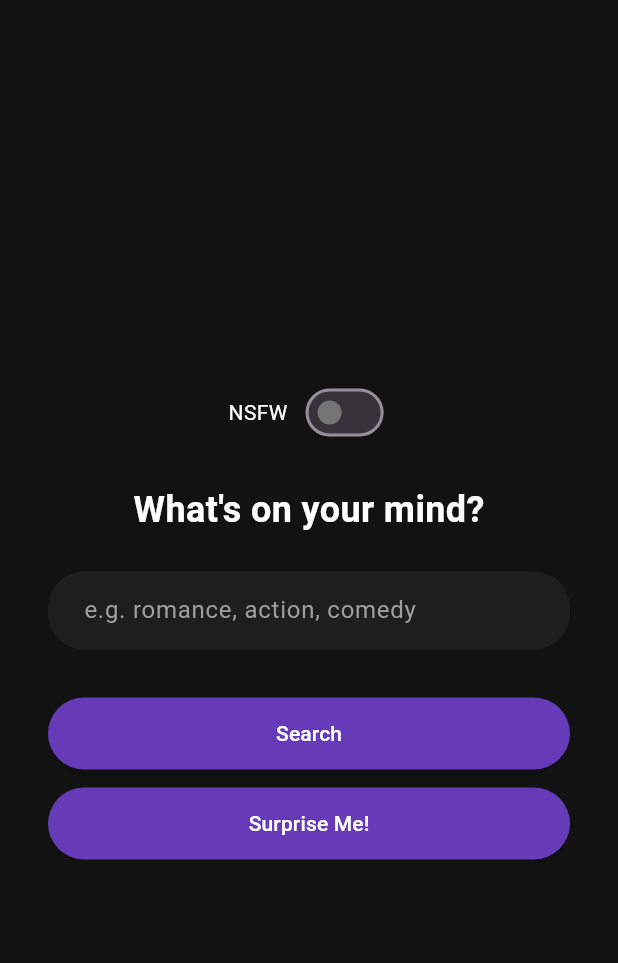
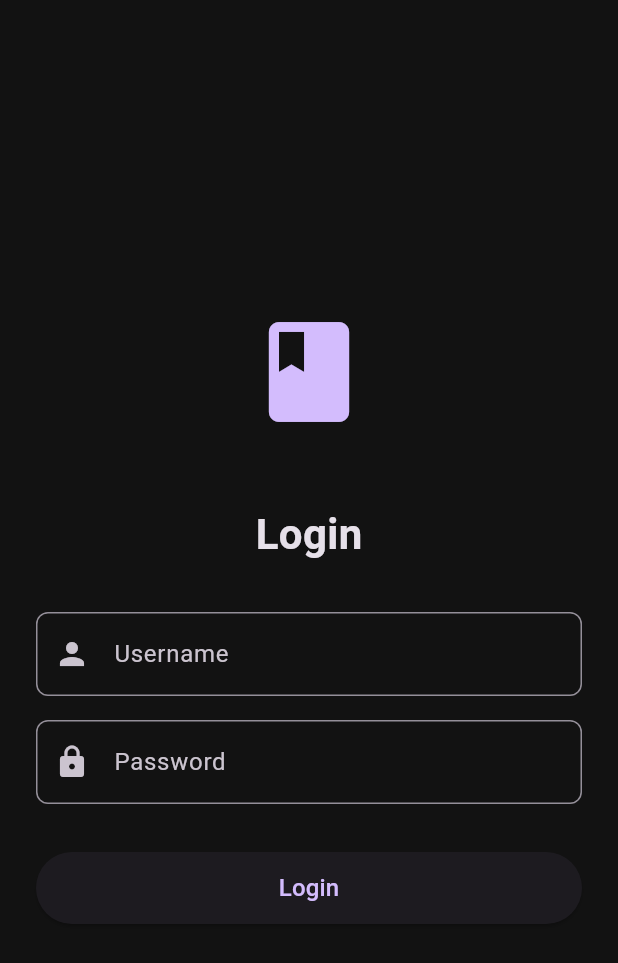
Before and after one commit to ccsangelo/manga_management_app, a Flutter app: the screen it shows after launch, on a phone screen of 412 x 824 dp. Shown: the top 963 px of the screen. Run offline on Flutter 3.47's test engine with Material 3 defaults, Android fonts, the phone set to English and light mode, and no system bars; our stand-ins replace dio, flutter_bloc, flutter_dotenv, freezed_annotation.

Commit message:
feat: Implement authentication with login page and compilation errors

```diff
--- /dev/null
+++ b/lib/bloc/auth_bloc.dart
@@ -0,0 +1,29 @@
+import 'package:flutter_bloc/flutter_bloc.dart';
+import 'package:manga_recommendation_app/bloc/auth_event.dart';
+import 'package:manga_recommendation_app/bloc/auth_state.dart';
+import 'package:manga_recommendation_app/services/auth_service.dart';
+
+class AuthBloc extends Bloc<AuthEvent, AuthState> {
+  final AuthService authService;
+
+  AuthBloc({required this.authService}) : super(AuthUnauthenticated()) {
+    on<LoginEvent>(_onLoginEvent);
+    on<LogoutEvent>(_onLogoutEvent);
+  }
+
+  Future<void> _onLoginEvent(LoginEvent event, Emitter<AuthState> emit) async {
+    emit(AuthLoading());
+    try {
+      final success = await authService.login(event.username, event.password);
+      emit(success
+          ? AuthAuthenticated()
+          : AuthError(message: 'Invalid username or password'));
+    } catch (e) {
+      emit(AuthError(message: 'An error occurred: ${e.toString()}'));
+    }
+  }
+
+  void _onLogoutEvent(LogoutEvent event, Emitter<AuthState> emit) {
+    emit(AuthUnauthenticated());
+  }
+}
--- /dev/null
+++ b/lib/bloc/auth_event.dart
@@ -0,0 +1,9 @@
+abstract class AuthEvent {}
+
+class LoginEvent extends AuthEvent {
+  final String username;
+  final String password;
+  LoginEvent({required this.username, required this.password});
+}
+
+class LogoutEvent extends AuthEvent {}
--- /dev/null
+++ b/lib/bloc/auth_state.dart
@@ -0,0 +1,12 @@
+abstract class AuthState {}
+
+class AuthLoading extends AuthState {}
+
+class AuthAuthenticated extends AuthState {}
+
+class AuthUnauthenticated extends AuthState {}
+
+class AuthError extends AuthState {
+  final String message;
+  AuthError({required this.message});
+}
--- a/lib/main.dart
+++ b/lib/main.dart
@@ -1,8 +1,12 @@
 import 'package:flutter/material.dart';
 import 'package:flutter_bloc/flutter_bloc.dart';
 import 'package:flutter_dotenv/flutter_dotenv.dart';
+import 'package:manga_recommendation_app/bloc/auth_bloc.dart';
+import 'package:manga_recommendation_app/bloc/auth_state.dart';
 import 'package:manga_recommendation_app/bloc/search_bloc.dart';
 import 'package:manga_recommendation_app/pages/home_page.dart';
+import 'package:manga_recommendation_app/pages/login_page.dart';
+import 'package:manga_recommendation_app/services/auth_service.dart';
 import 'package:manga_recommendation_app/services/manga_service.dart';
 
 void main() async {
@@ -17,7 +21,16 @@ class MyApp extends StatelessWidget {
 
   @override
   Widget build(BuildContext context) {
-    return MaterialApp(
+    return MultiBlocProvider(
+      providers: [
+        BlocProvider(
+          create: (_) => AuthBloc(authService: AuthService()),
+        ),
+        BlocProvider(
+          create: (_) => SearchBloc(mangaService: MangaService()),
+        ),
+      ],
+      child: MaterialApp(
         title: 'Manga Management App',
         darkTheme: ThemeData.dark().copyWith(
           colorScheme: ColorScheme.fromSeed(
@@ -27,9 +40,15 @@ class MyApp extends StatelessWidget {
           scaffoldBackgroundColor: const Color(0xFF121212),
         ),
         themeMode: ThemeMode.dark,
-      home: BlocProvider(
-        create: (_) => SearchBloc(mangaService: MangaService()),
-        child: const HomePage(),
+        home: BlocBuilder<AuthBloc, AuthState>(
+          builder: (context, state) {
+            if (state is AuthAuthenticated) {
+              return const HomePage();
+            } else {
+              return const LoginPage();
+            }
+          },
+        ),
       ),
     );
   }
--- a/lib/models/manga.dart
+++ b/lib/models/manga.dart
@@ -1,3 +1,4 @@
+// ignore_for_file: invalid_annotation_target
 import 'package:freezed_annotation/freezed_annotation.dart';
 
 part 'manga.freezed.dart';
--- a/lib/pages/home_page.dart
+++ b/lib/pages/home_page.dart
@@ -1,5 +1,7 @@
 import 'package:flutter/material.dart';
 import 'package:flutter_bloc/flutter_bloc.dart';
+import 'package:manga_recommendation_app/bloc/auth_bloc.dart';
+import 'package:manga_recommendation_app/bloc/auth_event.dart';
 import 'package:manga_recommendation_app/bloc/search_bloc.dart';
 import 'package:manga_recommendation_app/bloc/search_event.dart';
 import 'package:manga_recommendation_app/bloc/search_state.dart';
@@ -15,14 +17,8 @@ class HomePage extends StatefulWidget {
 }
 
 class _HomePageState extends State<HomePage> {
-  late TextEditingController textController;
+  final textController = TextEditingController();
   bool nsfwEnabled = false;
-
-  @override
-  void initState() {
-    super.initState();
-    textController = TextEditingController();
-  }
 
   @override
   void dispose() {
@@ -33,6 +29,15 @@ class _HomePageState extends State<HomePage> {
   @override
   Widget build(BuildContext context) {
     return Scaffold(
+      appBar: AppBar(
+        actions: [
+          IconButton(
+            icon: const Icon(Icons.logout),
+            tooltip: 'Logout',
+            onPressed: () => context.read<AuthBloc>().add(LogoutEvent()),
+          ),
+        ],
+      ),
       body: BlocListener<SearchBloc, SearchState>(
         listenWhen: (_, state) => state is RandomSuccess || state is RandomFailure,
         listener: (context, state) {
--- /dev/null
+++ b/lib/pages/login_page.dart
@@ -0,0 +1,154 @@
+import 'package:flutter/material.dart';
+import 'package:flutter_bloc/flutter_bloc.dart';
+import 'package:manga_recommendation_app/bloc/auth_bloc.dart';
+import 'package:manga_recommendation_app/bloc/auth_event.dart';
+import 'package:manga_recommendation_app/bloc/auth_state.dart';
+
+class LoginPage extends StatefulWidget {
+  const LoginPage({super.key});
+
+  @override
+  State<LoginPage> createState() => _LoginPageState();
+}
+
+class _LoginPageState extends State<LoginPage> {
+  final _usernameController = TextEditingController();
+  final _passwordController = TextEditingController();
+  final _formKey = GlobalKey<FormState>();
+
+  @override
+  void dispose() {
+    _usernameController.dispose();
+    _passwordController.dispose();
+    super.dispose();
+  }
+
+  void _handleLogin(BuildContext context) {
+    if (_formKey.currentState!.validate()) {
+      context.read<AuthBloc>().add(
+            LoginEvent(
+              username: _usernameController.text,
+              password: _passwordController.text,
+            ),
+          );
+    }
+  }
+
+  @override
+  Widget build(BuildContext context) {
+    return Scaffold(
+      body: Center(
+        child: SingleChildScrollView(
+          padding: const EdgeInsets.all(24.0),
+          child: ConstrainedBox(
+            constraints: const BoxConstraints(maxWidth: 400),
+            child: Form(
+              key: _formKey,
+              child: Column(
+                mainAxisAlignment: MainAxisAlignment.center,
+                children: [
+                  Icon(
+                    Icons.book,
+                    size: 80,
+                    color: Theme.of(context).colorScheme.primary,
+                  ),
+                  const SizedBox(height: 48),
+                  const Text(
+                    'Login',
+                    style: TextStyle(
+                      fontSize: 28,
+                      fontWeight: FontWeight.bold,
+                    ),
+                  ),
+                  const SizedBox(height: 32),
+                  TextFormField(
+                    controller: _usernameController,
+                    decoration: InputDecoration(
+                      labelText: 'Username',
+                      hintText: 'Enter your username',
+                      border: OutlineInputBorder(
+                        borderRadius: BorderRadius.circular(8),
+                      ),
+                      prefixIcon: const Icon(Icons.person),
+                    ),
+                    validator: (value) {
+                      if (value == null || value.isEmpty) {
+                        return 'Username is required';
+                      }
+                      return null;
+                    },
+                  ),
+                  const SizedBox(height: 16),
+                  TextFormField(
+                    controller: _passwordController,
+                    obscureText: true,
+                    decoration: InputDecoration(
+                      labelText: 'Password',
+                      hintText: 'Enter your password',
+                      border: OutlineInputBorder(
+                        borderRadius: BorderRadius.circular(8),
+                      ),
+                      prefixIcon: const Icon(Icons.lock),
+                    ),
+                    validator: (value) {
+                      if (value == null || value.isEmpty) {
+                        return 'Password is required';
+                      }
+                      return null;
+                    },
+                  ),
+                  const SizedBox(height: 32),
+                  BlocBuilder<AuthBloc, AuthState>(
+                    builder: (context, state) {
+                      return Column(
+                        children: [
+                          SizedBox(
+                            width: double.infinity,
+                            height: 48,
+                            child: ElevatedButton(
+                              onPressed: state is AuthLoading
+                                  ? null
+                                  : () => _handleLogin(context),
+                              child: state is AuthLoading
+                                  ? const SizedBox(
+                                      height: 24,
+                                      width: 24,
+                                      child: CircularProgressIndicator(
+                                        strokeWidth: 2,
+                                      ),
+                                    )
+                                  : const Text(
+                                      'Login',
+                                      style: TextStyle(fontSize: 16),
+                                    ),
+                            ),
+                          ),
+                          if (state is AuthError)
+                            Padding(
+                              padding: const EdgeInsets.only(top: 16),
+                              child: Container(
+                                padding: const EdgeInsets.all(12),
+                                decoration: BoxDecoration(
+                                  color: Colors.red.withOpacity(0.1),
+                                  border: Border.all(color: Colors.red),
+                                  borderRadius: BorderRadius.circular(4),
+                                ),
+                                child: Text(
+                                  state.message,
+                                  style: const TextStyle(color: Colors.red),
+                                ),
+                              ),
+                            ),
+                        ],
+                      );
+                    },
+                  ),
+                ],
+              ),
+            ),
+          ),
+        ),
+      ),
+    );
+  }
+}
--- /dev/null
+++ b/lib/services/auth_service.dart
@@ -0,0 +1,9 @@
+class AuthService {
+  static const String _adminUsername = 'admin123';
+  static const String _adminPassword = 'admin123';
+
+  Future<bool> login(String username, String password) async {
+    await Future.delayed(const Duration(milliseconds: 500));
+    return username == _adminUsername && password == _adminPassword;
+  }
+}
```
Lines whose indentation alone changed are shown as unchanged.
